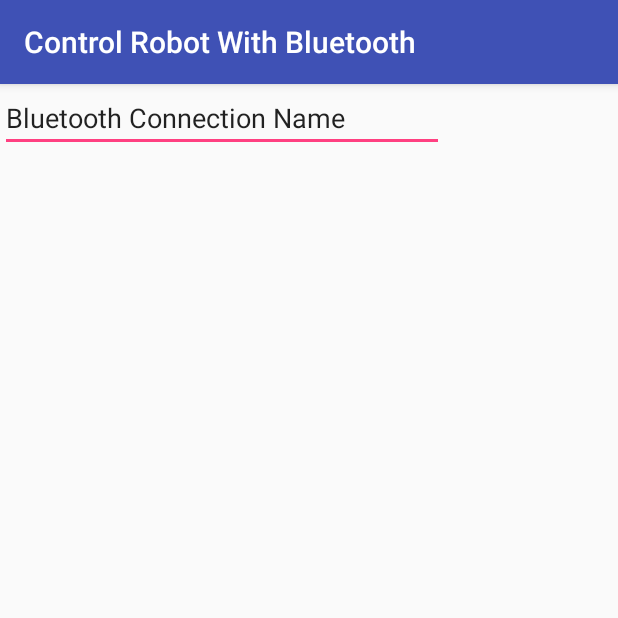
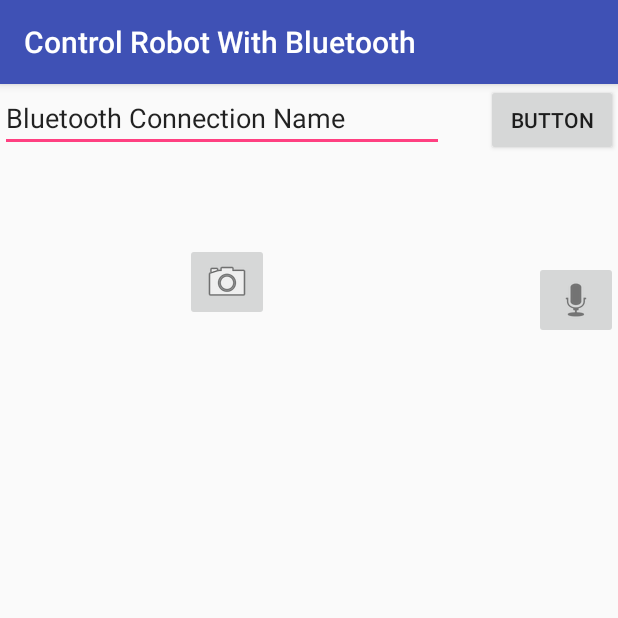
Before and after one commit to pdx-robotics/ControlRobotWithBluetoothApplication, an Android app: the screen it shows after launch (MainActivity), on a phone screen of 412 x 824 dp, the top half of it. Run offline under Robolectric (Android 15) with nearby library versions, the phone set to English and light mode, and no system bars; libraries missing offline, so code that uses them is left out: org.jdom2, org.jdom2.input; 1 statement that could not run was skipped.

Commit message:
Add files via upload

```diff
--- a/app/src/main/res/layout/activity_main.xml
+++ b/app/src/main/res/layout/activity_main.xml
@@ -16,4 +16,31 @@
         android:inputType="textPersonName"
         android:text="Bluetooth Connection Name" />
 
+    <Button
+        android:id="@+id/button"
+        android:layout_width="wrap_content"
+        android:layout_height="wrap_content"
+        android:layout_alignParentEnd="true"
+        android:layout_alignParentTop="true"
+        android:text="Button" />
+
+    <ImageButton
+        android:id="@+id/imageButton"
+        android:layout_width="wrap_content"
+        android:layout_height="wrap_content"
+        android:layout_alignParentEnd="true"
+        android:layout_alignParentTop="true"
+        android:layout_marginTop="118dp"
+        app:srcCompat="@android:drawable/ic_btn_speak_now" />
+
+    <ImageButton
+        android:id="@+id/imageButton2"
+        android:layout_width="wrap_content"
+        android:layout_height="wrap_content"
+        android:layout_alignParentStart="true"
+        android:layout_alignParentTop="true"
+        android:layout_marginStart="123dp"
+        android:layout_marginTop="106dp"
+        app:srcCompat="@android:drawable/ic_menu_camera" />
+
 </RelativeLayout>
```
Also changed, not shown: app/src/main/java/com/example/venom/controlrobotwithbluetooth/MainActivity.java (+41 -2 lines), app/src/main/java/com/example/venom/controlrobotwithbluetooth/Pose.java (added, +15 -0 lines), app/src/main/java/com/example/venom/controlrobotwithbluetooth/Sequence.java (added, +24 -0 lines), app/src/main/java/com/example/venom/controlrobotwithbluetooth/SequenceSaver.java (added, +65 -0 lines), app/src/main/AndroidManifest.xml (line endings or trailing spaces), app/src/main/res/drawable-v24/ic_launcher_foreground.xml (line endings or trailing spaces), app/src/main/res/drawable/ic_launcher_background.xml (line endings or trailing spaces), app/src/main/res/mipmap-anydpi-v26/ic_launcher.xml (line endings or trailing spaces), app/src/main/res/mipmap-anydpi-v26/ic_launcher_round.xml (line endings or trailing spaces), app/src/main/res/values/colors.xml (line endings or trailing spaces), app/src/main/res/values/strings.xml (line endings or trailing spaces), app/src/main/res/values/styles.xml (line endings or trailing spaces).
